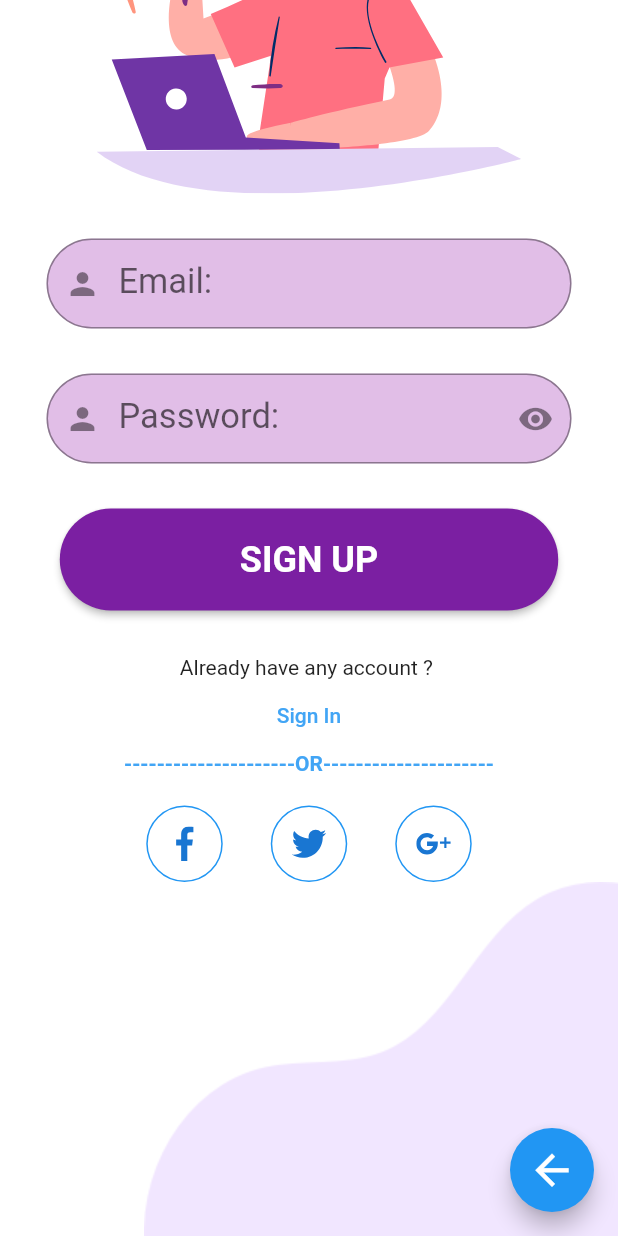
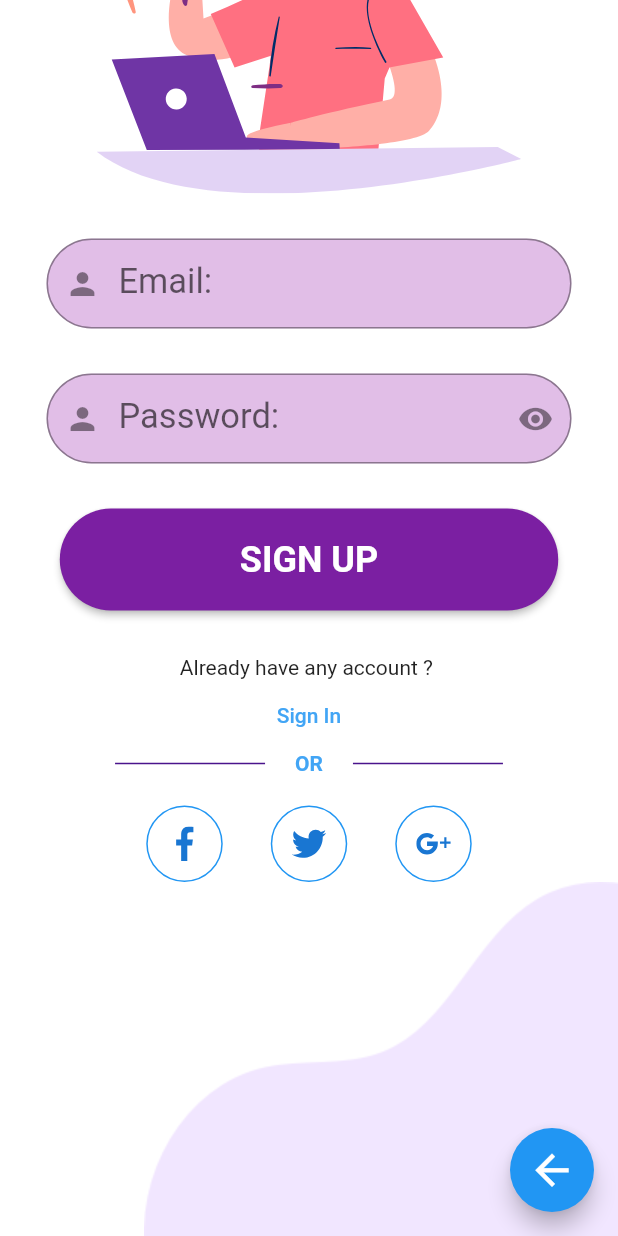
Before and after one commit to hossam2000ayman/full_login_project, a Flutter app: the SignUp screen opened by its route, scrolled down 436 dp, on a phone screen of 412 x 824 dp. Run offline on Flutter 3.47's test engine with Material 2 defaults, Android fonts, the phone set to English and light mode, and no system bars; our stand-ins replace flutter_svg.

Commit message:
Final Edit

```diff
--- a/lib/SignUp.dart
+++ b/lib/SignUp.dart
@@ -159,11 +159,40 @@ class SignUp extends StatelessWidget {
                             style: TextStyle(color: Colors.blue[400]),
                           ),
                         ),
-                        Text('---------------------OR---------------------',
-                            style: TextStyle(
-                              color: Colors.blue[400],
-                              fontWeight: FontWeight.bold,
-                            )),
+                        Row(
+                          mainAxisAlignment: MainAxisAlignment.center,
+                          children: [
+                            Container(
+                              width: 100,
+                              child: Expanded(
+                                child: Divider(
+                                  thickness: 1,
+                                  color: Colors.purple[900],
+                                ),
+                              ),
+                            ),
+                            SizedBox(
+                              width: 20,
+                            ),
+                            Text('OR',
+                                style: TextStyle(
+                                  color: Colors.blue[400],
+                                  fontWeight: FontWeight.bold,
+                                )),
+                            SizedBox(
+                              width: 20,
+                            ),
+                            Container(
+                              width: 100,
+                              child: Expanded(
+                                child: Divider(
+                                  thickness: 1,
+                                  color: Colors.purple[900],
+                                ),
+                              ),
+                            ),
+                          ],
+                        ),
                         SizedBox(
                           height: 20,
                         ),
@@ -174,10 +203,13 @@ class SignUp extends StatelessWidget {
                             ElevatedButton(
                               onPressed: () {},
                               style: ButtonStyle(
-                                backgroundColor: MaterialStateProperty.all(Colors.white),
+                                backgroundColor:
+                                    MaterialStateProperty.all(Colors.white),
                                 elevation: MaterialStateProperty.all(0),
-                                shape: MaterialStateProperty.all(RoundedRectangleBorder(borderRadius: BorderRadius.circular(300))),
-
+                                shape: MaterialStateProperty.all(
+                                    RoundedRectangleBorder(
+                                        borderRadius:
+                                            BorderRadius.circular(300))),
                               ),
                               child: Container(
                                 padding: EdgeInsets.all(13),
@@ -192,15 +224,16 @@ class SignUp extends StatelessWidget {
                                 ),
                               ),
                             ),
-
-
                             ElevatedButton(
                               onPressed: () {},
                               style: ButtonStyle(
-                                backgroundColor: MaterialStateProperty.all(Colors.white),
+                                backgroundColor:
+                                    MaterialStateProperty.all(Colors.white),
                                 elevation: MaterialStateProperty.all(0),
-                                shape: MaterialStateProperty.all(RoundedRectangleBorder(borderRadius: BorderRadius.circular(300))),
-
+                                shape: MaterialStateProperty.all(
+                                    RoundedRectangleBorder(
+                                        borderRadius:
+                                            BorderRadius.circular(300))),
                               ),
                               child: Container(
                                 padding: EdgeInsets.all(13),
@@ -215,14 +248,16 @@ class SignUp extends StatelessWidget {
                                 ),
                               ),
                             ),
-
                             ElevatedButton(
                               onPressed: () {},
                               style: ButtonStyle(
-                                backgroundColor: MaterialStateProperty.all(Colors.white),
+                                backgroundColor:
+                                    MaterialStateProperty.all(Colors.white),
                                 elevation: MaterialStateProperty.all(0),
-                                shape: MaterialStateProperty.all(RoundedRectangleBorder(borderRadius: BorderRadius.circular(300))),
-
+                                shape: MaterialStateProperty.all(
+                                    RoundedRectangleBorder(
+                                        borderRadius:
+                                            BorderRadius.circular(300))),
                               ),
                               child: Container(
                                 padding: EdgeInsets.all(13),
```
